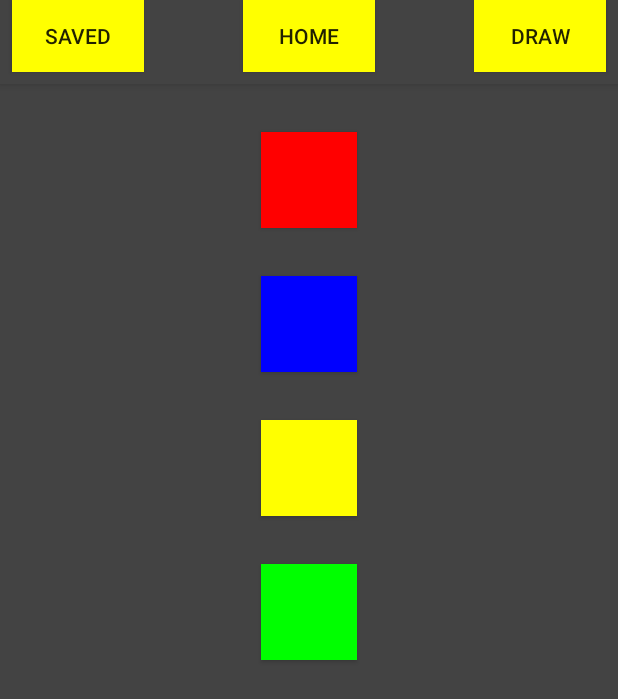
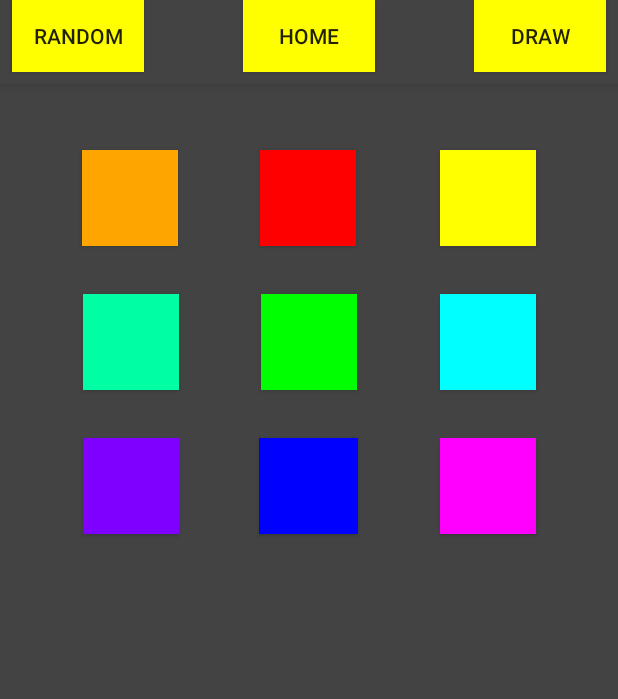
Before and after one commit to Schmutzgenerator/Atomkraftwerk, an Android app: the screen it shows after launch (MainActivity), after a tap on "COLORS", on a phone screen of 412 x 824 dp. Shown: the top 699 px of the screen. Run offline under Robolectric (Android 15) with nearby library versions, the phone set to English and light mode, and no system bars.

Commit message:
new colors and random parameters feature

```diff
--- a/app/src/main/res/layout/activity_kolory.xml
+++ b/app/src/main/res/layout/activity_kolory.xml
@@ -15,6 +15,22 @@
     <!---->
 
     <Button
+        android:id="@+id/buttonHospital"
+        android:layout_width="64dp"
+        android:layout_height="64dp"
+        android:layout_marginEnd="8dp"
+        android:layout_marginLeft="8dp"
+        android:layout_marginRight="8dp"
+        android:layout_marginStart="8dp"
+        android:layout_marginTop="32dp"
+        android:background="#00ffa5"
+        android:onClick="onClickSwitchColor7"
+        android:text=" "
+        app:layout_constraintEnd_toStartOf="@+id/buttonGreen"
+        app:layout_constraintStart_toStartOf="parent"
+        app:layout_constraintTop_toBottomOf="@+id/buttonRed" />
+
+    <Button
         android:id="@+id/buttonRed"
         android:layout_width="64dp"
         android:layout_height="64dp"
@@ -22,16 +38,17 @@
         android:layout_marginLeft="8dp"
         android:layout_marginRight="8dp"
         android:layout_marginStart="8dp"
-        android:layout_marginTop="32dp"
+        android:layout_marginTop="44dp"
+        android:background="@color/colorRed"
+        android:onClick="onClickSwitchColor1"
         android:text=" "
-        android:background="@color/colorRed"
-        android:onClick="onClickSwitchColorRed"
         app:layout_constraintEnd_toEndOf="parent"
+        app:layout_constraintHorizontal_bias="0.498"
         app:layout_constraintStart_toStartOf="parent"
         app:layout_constraintTop_toTopOf="parent" />
 
     <Button
-        android:id="@+id/buttonBlue"
+        android:id="@+id/buttonMagenta"
         android:layout_width="64dp"
         android:layout_height="64dp"
         android:layout_marginEnd="8dp"
@@ -39,12 +56,12 @@
         android:layout_marginRight="8dp"
         android:layout_marginStart="8dp"
         android:layout_marginTop="32dp"
-        android:background="@color/colorBlue"
+        android:background="#ff00ff"
+        android:onClick="onClickSwitchColor4"
         android:text=" "
-        android:onClick="onClickSwitchColorBlue"
         app:layout_constraintEnd_toEndOf="parent"
-        app:layout_constraintStart_toStartOf="parent"
-        app:layout_constraintTop_toBottomOf="@+id/buttonRed" />
+        app:layout_constraintStart_toEndOf="@+id/buttonBlue"
+        app:layout_constraintTop_toBottomOf="@+id/buttonGreen" />
 
     <Button
         android:id="@+id/buttonYellow"
@@ -54,13 +71,64 @@
         android:layout_marginLeft="8dp"
         android:layout_marginRight="8dp"
         android:layout_marginStart="8dp"
-        android:layout_marginTop="32dp"
-        android:onClick="onClickSwitchColorYellow"
-        android:background="@color/colorAccent"
+        android:layout_marginTop="44dp"
+        android:background="#ffff00"
+        android:onClick="onClickSwitchColor0"
         android:text=" "
         app:layout_constraintEnd_toEndOf="parent"
+        app:layout_constraintHorizontal_bias="0.51"
+        app:layout_constraintStart_toEndOf="@+id/buttonRed"
+        app:layout_constraintTop_toTopOf="parent" />
+
+    <Button
+        android:id="@+id/buttonBlue"
+        android:layout_width="66dp"
+        android:layout_height="64dp"
+        android:layout_marginEnd="8dp"
+        android:layout_marginLeft="8dp"
+        android:layout_marginRight="8dp"
+        android:layout_marginStart="8dp"
+        android:layout_marginTop="32dp"
+        android:background="@color/colorBlue"
+        android:onClick="onClickSwitchColor3"
+        android:text=" "
+        app:layout_constraintEnd_toEndOf="parent"
+        app:layout_constraintHorizontal_bias="0.498"
         app:layout_constraintStart_toStartOf="parent"
-        app:layout_constraintTop_toBottomOf="@+id/buttonBlue" />
+        app:layout_constraintTop_toBottomOf="@+id/buttonGreen" />
+
+    <Button
+        android:id="@+id/buttonTurquise"
+        android:layout_width="64dp"
+        android:layout_height="64dp"
+        android:layout_marginEnd="8dp"
+        android:layout_marginLeft="8dp"
+        android:layout_marginRight="8dp"
+        android:layout_marginStart="8dp"
+        android:layout_marginTop="32dp"
+        android:background="#00ffff"
+        android:onClick="onClickSwitchColor5"
+        android:text=" "
+        app:layout_constraintEnd_toEndOf="parent"
+        app:layout_constraintStart_toEndOf="@+id/buttonBlue"
+        app:layout_constraintTop_toBottomOf="@+id/buttonRed" />
+
+    <Button
+        android:id="@+id/buttonViolet"
+        android:layout_width="64dp"
+        android:layout_height="64dp"
+        android:layout_marginEnd="8dp"
+        android:layout_marginLeft="8dp"
+        android:layout_marginRight="8dp"
+        android:layout_marginStart="8dp"
+        android:layout_marginTop="32dp"
+        android:background="#8000ff"
+        android:onClick="onClickSwitchColor6"
+        android:text=" "
+        app:layout_constraintEnd_toStartOf="@+id/buttonBlue"
+        app:layout_constraintHorizontal_bias="0.51"
+        app:layout_constraintStart_toStartOf="parent"
+        app:layout_constraintTop_toBottomOf="@+id/buttonGreen" />
 
     <Button
         android:id="@+id/buttonGreen"
@@ -71,12 +139,28 @@
         android:layout_marginRight="8dp"
         android:layout_marginStart="8dp"
         android:layout_marginTop="32dp"
-        android:onClick="onClickSwitchColorGreen"
         android:background="#00ff00"
+        android:onClick="onClickSwitchColor2"
         android:text=" "
         app:layout_constraintEnd_toEndOf="parent"
         app:layout_constraintStart_toStartOf="parent"
-        app:layout_constraintTop_toBottomOf="@+id/buttonYellow" />
+        app:layout_constraintTop_toBottomOf="@+id/buttonRed" />
+
+    <Button
+        android:id="@+id/buttonOrange"
+        android:layout_width="64dp"
+        android:layout_height="64dp"
+        android:layout_marginEnd="8dp"
+        android:layout_marginLeft="8dp"
+        android:layout_marginRight="8dp"
+        android:layout_marginStart="8dp"
+        android:layout_marginTop="44dp"
+        android:background="#ffA500"
+        android:onClick="onClickSwitchColor8"
+        android:text=" "
+        app:layout_constraintEnd_toStartOf="@+id/buttonRed"
+        app:layout_constraintStart_toStartOf="parent"
+        app:layout_constraintTop_toTopOf="parent" />
 
 
 </android.support.constraint.ConstraintLayout>
--- a/app/src/main/res/layout/activity_rysuj.xml
+++ b/app/src/main/res/layout/activity_rysuj.xml
@@ -30,18 +30,18 @@
 
 
 
-    <Button
-        android:id="@+id/buttonSaved"
-        android:layout_width="0dp"
-        android:layout_height="wrap_content"
-        android:layout_marginBottom="8dp"
-        android:layout_marginLeft="8dp"
-        android:layout_marginStart="8dp"
-        android:background="@color/colorAccent"
-        android:onClick="onClickSwitchViewZapisane"
-        android:text="@string/button_saved"
-        app:layout_constraintBottom_toBottomOf="parent"
-        app:layout_constraintStart_toStartOf="parent" />
+    <!--<Button-->
+        <!--android:id="@+id/buttonSaved"-->
+        <!--android:layout_width="0dp"-->
+        <!--android:layout_height="wrap_content"-->
+        <!--android:layout_marginBottom="8dp"-->
+        <!--android:layout_marginLeft="8dp"-->
+        <!--android:layout_marginStart="8dp"-->
+        <!--android:background="@color/colorAccent"-->
+        <!--android:onClick="onClickSwitchViewZapisane"-->
+        <!--android:text="@string/button_saved"-->
+        <!--app:layout_constraintBottom_toBottomOf="parent"-->
+        <!--app:layout_constraintStart_toStartOf="parent" />-->
 
     <Button
         android:id="@+id/buttonBack"
@@ -59,20 +59,19 @@
         app:layout_constraintEnd_toEndOf="parent"
         app:layout_constraintStart_toStartOf="parent" />
 
-    <!--<Button-->
-        <!--android:id="@+id/buttonZapisz"-->
-        <!--android:layout_width="wrap_content"-->
-        <!--android:layout_height="wrap_content"-->
-        <!--android:layout_marginBottom="8dp"-->
-        <!--android:layout_marginEnd="8dp"-->
-        <!--android:layout_marginLeft="8dp"-->
-        <!--android:layout_marginRight="8dp"-->
-        <!--android:layout_marginStart="8dp"-->
-        <!--android:background="@color/colorAccent"-->
-        <!--android:text=" ZAPISZ "-->
-        <!--app:layout_constraintBottom_toBottomOf="parent"-->
-        <!--app:layout_constraintEnd_toEndOf="parent"-->
-        <!--app:layout_constraintStart_toStartOf="parent" />-->
+
+    <Button
+        android:id="@+id/buttonSaved"
+        android:layout_width="0dp"
+        android:layout_height="wrap_content"
+        android:layout_marginBottom="8dp"
+        android:layout_marginLeft="8dp"
+        android:layout_marginStart="8dp"
+        android:background="@color/colorAccent"
+        android:onClick="onClickRandom"
+        android:text="RANDOM"
+        app:layout_constraintBottom_toBottomOf="parent"
+        app:layout_constraintStart_toStartOf="parent" />
 
 
 </android.support.constraint.ConstraintLayout>
```
